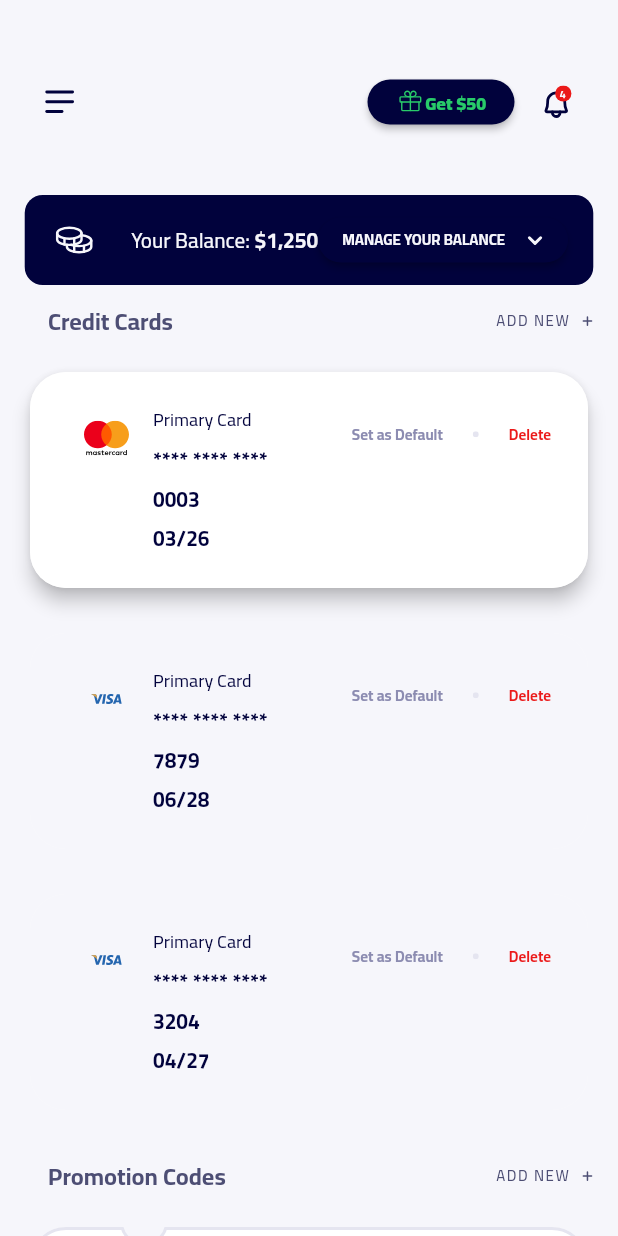
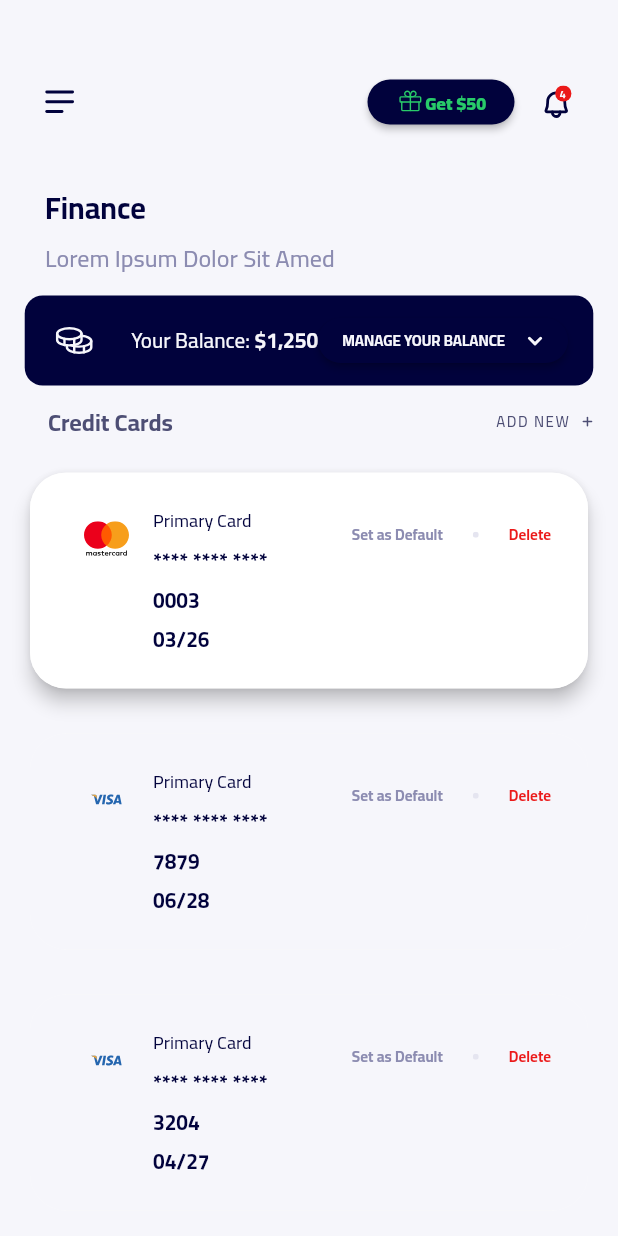
Before and after one commit to ozgun-kara/ruut, a Flutter app: the screen it shows after launch, on a phone screen of 412 x 824 dp. Run offline on Flutter 3.47's test engine with Material 2 defaults, Android fonts, the phone set to English and light mode, and no system bars; our stand-ins replace flutter_svg.

Commit message:
Update finance_page.dart

```diff
--- a/lib/pages/finance_page.dart
+++ b/lib/pages/finance_page.dart
@@ -102,7 +102,33 @@ class FinancePage extends StatelessWidget {
             Row(
               children: [
 
-
+                Column(
+                  crossAxisAlignment: CrossAxisAlignment.start,
+                  children: const [
+                    Padding(
+                      padding: EdgeInsets.fromLTRB(30, 0, 0, 0),
+                      child: Text(
+                        "Finance",
+                        style: TextStyle(
+                            fontSize: 20,
+                            fontFamily: "Cairo-VariableFont_wght",
+                            fontWeight: FontWeight.bold,
+                            color: Color(0xFF01023C)),
+                      ),
+                    ),
+                    Padding(
+                      padding: EdgeInsets.fromLTRB(30, 0, 0, 0),
+                      child: Text(
+                        "Lorem Ipsum Dolor Sit Amed",
+                        style: TextStyle(
+                            fontSize: 16,
+                            fontFamily: "Cairo-VariableFont_wght",
+                            fontWeight: FontWeight.w500,
+                            color: Color(0xFF8C8CB1)),
+                      ),
+                    ),
+                  ],
+                ),
               ],
             ),
 
```
